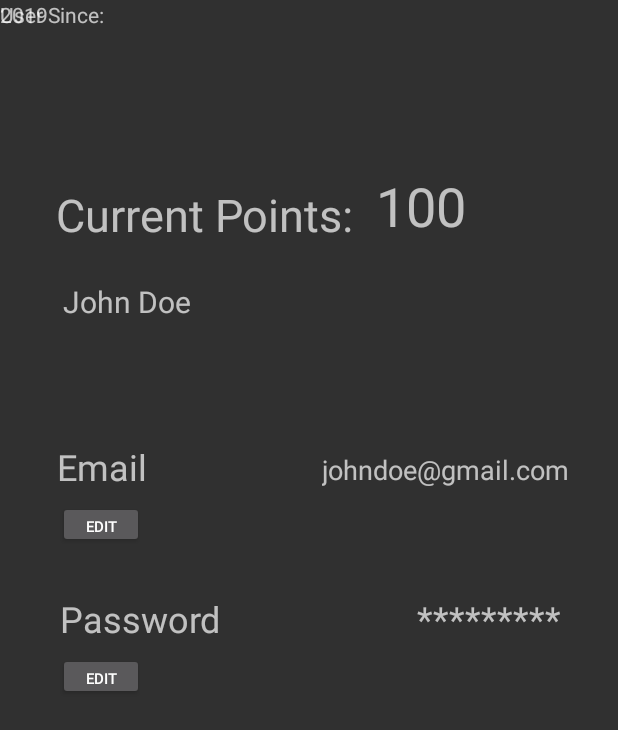
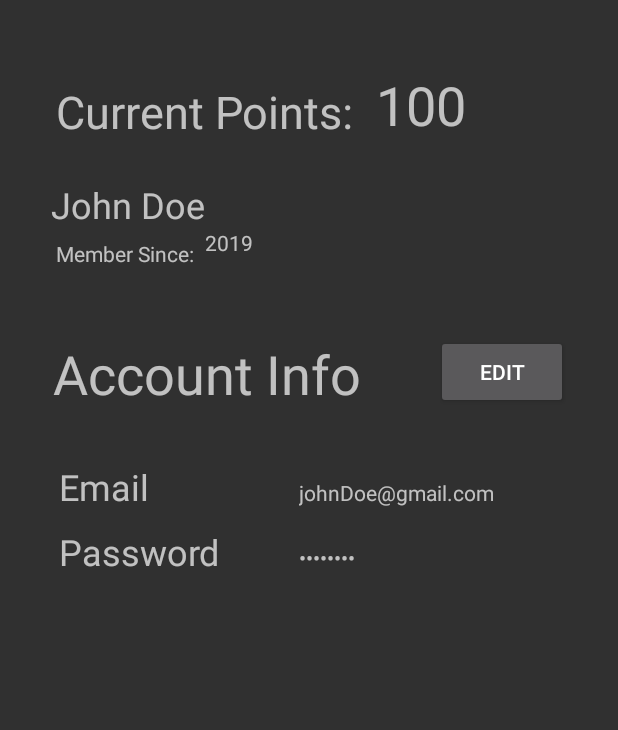
Before and after one commit to hastere/Nine_Men_Out, an Android app: the layout activity_user_profile.xml on its own in the app's theme, with its tools: preview values and no code run, on a phone screen of 412 x 824 dp. Shown: the top 730 px of the screen. Run offline under Robolectric (Android 15) with nearby library versions, the light colour scheme and no system bars.

Commit message:
edited profile page

```diff
--- a/app/src/main/java/com/example/ninemenout/MainActivity.java
+++ b/app/src/main/java/com/example/ninemenout/MainActivity.java
@@ -10,11 +10,11 @@ public class MainActivity extends AppCompatActivity {
     protected void onCreate(Bundle savedInstanceState) {
         super.onCreate(savedInstanceState);
         setContentView(R.layout.activity_main);
-        openUserProfile();
+        openHomePage();
     }
 
-    public void openUserProfile(){
-        Intent intent = new Intent(this, UserProfileActivity.class);
+    public void openHomePage(){
+        Intent intent = new Intent(this, HomePageActivity.class);
         startActivity(intent);
     }
 }
--- a/app/src/main/res/layout/activity_user_profile.xml
+++ b/app/src/main/res/layout/activity_user_profile.xml
@@ -24,7 +24,7 @@
         app:layout_constraintHorizontal_bias="0.15"
         app:layout_constraintStart_toStartOf="parent"
         app:layout_constraintTop_toTopOf="parent"
-        app:layout_constraintVertical_bias="0.14999998" />
+        app:layout_constraintVertical_bias="0.060000002" />
 
     <TextView
         android:id="@+id/accountBalance"
@@ -43,151 +43,160 @@
         app:layout_constraintHorizontal_bias="0.07"
         app:layout_constraintStart_toEndOf="@+id/asd"
         app:layout_constraintTop_toTopOf="parent"
-        app:layout_constraintVertical_bias="0.13999999" />
+        app:layout_constraintVertical_bias="0.050000012" />
 
     <TextView
-        android:id="@+id/UserName"
-        android:layout_width="wrap_content"
-        android:layout_height="24dp"
+        android:id="@+id/userSince"
+        android:layout_width="0dp"
+        android:layout_height="0dp"
+        android:layout_marginStart="42dp"
+        android:layout_marginLeft="42dp"
+        android:layout_marginEnd="299dp"
+        android:layout_marginRight="299dp"
+        android:layout_marginBottom="21dp"
+        android:text="User Since:"
+        app:layout_constraintBottom_toTopOf="@+id/tableLayout2"
+        app:layout_constraintEnd_toEndOf="parent"
+        app:layout_constraintStart_toStartOf="parent" />
+
+    <TableLayout
+        android:id="@+id/tableLayout2"
+        android:layout_width="344dp"
+        android:layout_height="90dp"
         android:layout_marginStart="8dp"
         android:layout_marginLeft="8dp"
         android:layout_marginTop="8dp"
         android:layout_marginEnd="8dp"
         android:layout_marginRight="8dp"
         android:layout_marginBottom="8dp"
-        android:text="John Doe"
-        android:textSize="20sp"
+        android:stretchColumns="0,1,2"
         app:layout_constraintBottom_toBottomOf="parent"
         app:layout_constraintEnd_toEndOf="parent"
-        app:layout_constraintHorizontal_bias="0.11"
         app:layout_constraintStart_toStartOf="parent"
-        app:layout_constraintTop_toBottomOf="@+id/asd"
-        app:layout_constraintVertical_bias="0.01999998" />
+        app:layout_constraintTop_toTopOf="parent"
+        app:layout_constraintVertical_bias="0.41000003">
 
-    <TextView
-        android:id="@+id/textView7"
-        android:layout_width="wrap_content"
-        android:layout_height="wrap_content"
-        android:text="User Since:"
-        tools:layout_editor_absoluteX="42dp"
-        tools:layout_editor_absoluteY="194dp" />
-
-    <TextView
-        android:id="@+id/sinceDate"
-        android:layout_width="wrap_content"
-        android:layout_height="wrap_content"
-        android:text="2019"
-        tools:layout_editor_absoluteX="120dp"
-        tools:layout_editor_absoluteY="195dp" />
-
-    <TextView
-        android:id="@+id/userEmail"
-        android:layout_width="165dp"
-        android:layout_height="38dp"
-        android:layout_marginStart="8dp"
-        android:layout_marginLeft="8dp"
-        android:layout_marginTop="8dp"
-        android:layout_marginEnd="8dp"
-        android:layout_marginRight="8dp"
-        android:layout_marginBottom="8dp"
-        android:text="johndoe@gmail.com"
-        android:textSize="18sp"
-        app:layout_constraintBottom_toBottomOf="parent"
-        app:layout_constraintEnd_toEndOf="parent"
-        app:layout_constraintHorizontal_bias="0.82"
-        app:layout_constraintStart_toEndOf="@+id/email"
-        app:layout_constraintTop_toTopOf="parent"
-        app:layout_constraintVertical_bias="0.38" />
+        <TableRow
+            android:id="@+id/emailField"
+            android:layout_width="match_parent"
+            android:layout_height="match_parent">
 
             <TextView
                 android:id="@+id/email"
                 android:layout_width="wrap_content"
                 android:layout_height="wrap_content"
-        android:layout_marginStart="8dp"
-        android:layout_marginLeft="8dp"
-        android:layout_marginTop="8dp"
-        android:layout_marginEnd="8dp"
-        android:layout_marginRight="8dp"
-        android:layout_marginBottom="8dp"
+                android:padding="5dp"
                 android:text="Email"
-        android:textSize="24sp"
-        app:layout_constraintBottom_toBottomOf="parent"
-        app:layout_constraintEnd_toEndOf="parent"
-        app:layout_constraintHorizontal_bias="0.09"
-        app:layout_constraintStart_toStartOf="parent"
-        app:layout_constraintTop_toTopOf="parent"
-        app:layout_constraintVertical_bias="0.37" />
+                android:textSize="24sp" />
 
-    <Button
-        android:id="@+id/editEmail"
-        android:layout_width="57dp"
-        android:layout_height="31dp"
-        android:layout_marginStart="8dp"
-        android:layout_marginLeft="8dp"
-        android:layout_marginTop="8dp"
-        android:layout_marginEnd="8dp"
-        android:layout_marginRight="8dp"
-        android:layout_marginBottom="8dp"
-        android:text="edit"
-        android:textSize="10sp"
-        app:layout_constraintBottom_toBottomOf="parent"
-        app:layout_constraintEnd_toEndOf="parent"
-        app:layout_constraintHorizontal_bias="0.09"
-        app:layout_constraintStart_toStartOf="parent"
-        app:layout_constraintTop_toTopOf="parent"
-        app:layout_constraintVertical_bias="0.42000002" />
+            <TextView
+                android:id="@+id/userEmail"
+                android:layout_width="wrap_content"
+                android:layout_height="wrap_content"
+                android:padding="5dp"
+                android:text="johnDoe@gmail.com" />
+        </TableRow>
 
-    <Button
-        android:id="@+id/editPassword"
-        android:layout_width="57dp"
-        android:layout_height="31dp"
-        android:layout_marginStart="8dp"
-        android:layout_marginLeft="8dp"
-        android:layout_marginTop="8dp"
-        android:layout_marginEnd="8dp"
-        android:layout_marginRight="8dp"
-        android:layout_marginBottom="8dp"
-        android:text="edit"
-        android:textSize="10sp"
-        app:layout_constraintBottom_toBottomOf="parent"
-        app:layout_constraintEnd_toEndOf="parent"
-        app:layout_constraintHorizontal_bias="0.09"
-        app:layout_constraintStart_toStartOf="parent"
-        app:layout_constraintTop_toTopOf="parent"
-        app:layout_constraintVertical_bias="0.55" />
+        <TableRow
+            android:id="@+id/passwordField"
+            android:layout_width="match_parent"
+            android:layout_height="match_parent">
 
             <TextView
                 android:id="@+id/password"
                 android:layout_width="wrap_content"
                 android:layout_height="wrap_content"
-        android:layout_marginStart="8dp"
-        android:layout_marginLeft="8dp"
-        android:layout_marginEnd="8dp"
-        android:layout_marginRight="8dp"
+                android:padding="5dp"
                 android:text="Password"
-        android:textSize="24sp"
-        app:layout_constraintBottom_toBottomOf="parent"
-        app:layout_constraintEnd_toEndOf="parent"
-        app:layout_constraintHorizontal_bias="0.11"
-        app:layout_constraintStart_toStartOf="parent"
-        app:layout_constraintTop_toTopOf="parent" />
+                android:textSize="24sp" />
 
             <TextView
-        android:id="@+id/textView13"
+                android:id="@+id/userPassword"
                 android:layout_width="wrap_content"
                 android:layout_height="wrap_content"
-        android:layout_marginStart="8dp"
-        android:layout_marginLeft="8dp"
-        android:layout_marginTop="8dp"
-        android:layout_marginEnd="8dp"
-        android:layout_marginRight="8dp"
-        android:layout_marginBottom="8dp"
-        android:text="*********"
+                android:padding="5dp"
+                android:password="true"
+                android:text="TextView" />
+        </TableRow>
+    </TableLayout>
+
+    <Button
+        android:id="@+id/button2"
+        android:layout_width="wrap_content"
+        android:layout_height="49dp"
+        android:layout_marginStart="290dp"
+        android:layout_marginLeft="290dp"
+        android:layout_marginTop="90dp"
+        android:layout_marginEnd="33dp"
+        android:layout_marginRight="33dp"
+        android:text="Edit"
+        app:layout_constraintBottom_toTopOf="@+id/tableLayout2"
+        app:layout_constraintEnd_toEndOf="parent"
+        app:layout_constraintStart_toStartOf="parent"
+        app:layout_constraintTop_toBottomOf="@+id/accountBalance" />
+
+    <TextView
+        android:id="@+id/accountInfo"
+        android:layout_width="wrap_content"
+        android:layout_height="wrap_content"
+        android:layout_marginStart="34dp"
+        android:layout_marginLeft="34dp"
+        android:layout_marginTop="97dp"
+        android:layout_marginEnd="49dp"
+        android:layout_marginRight="49dp"
+        android:text="Account Info"
+        android:textSize="36sp"
+        app:layout_constraintBottom_toTopOf="@+id/tableLayout2"
+        app:layout_constraintEnd_toStartOf="@+id/button2"
+        app:layout_constraintStart_toStartOf="parent"
+        app:layout_constraintTop_toBottomOf="@+id/asd" />
+
+    <TextView
+        android:id="@+id/userName"
+        android:layout_width="wrap_content"
+        android:layout_height="wrap_content"
+        android:layout_marginStart="34dp"
+        android:layout_marginLeft="34dp"
+        android:layout_marginTop="7dp"
+        android:layout_marginEnd="276dp"
+        android:layout_marginRight="276dp"
+        android:layout_marginBottom="58dp"
+        android:text="John Doe"
         android:textSize="24sp"
-        app:layout_constraintBottom_toBottomOf="parent"
+        app:layout_constraintBottom_toTopOf="@+id/accountInfo"
         app:layout_constraintEnd_toEndOf="parent"
-        app:layout_constraintHorizontal_bias="0.9"
         app:layout_constraintStart_toStartOf="parent"
-        app:layout_constraintTop_toTopOf="parent" />
+        app:layout_constraintTop_toBottomOf="@+id/asd" />
+
+    <TextView
+        android:id="@+id/memberSince"
+        android:layout_width="wrap_content"
+        android:layout_height="19dp"
+        android:layout_marginStart="37dp"
+        android:layout_marginLeft="37dp"
+        android:layout_marginEnd="283dp"
+        android:layout_marginRight="283dp"
+        android:layout_marginBottom="39dp"
+        android:text="Member Since:"
+        app:layout_constraintBottom_toTopOf="@+id/accountInfo"
+        app:layout_constraintEnd_toEndOf="parent"
+        app:layout_constraintStart_toStartOf="parent"
+        app:layout_constraintTop_toBottomOf="@+id/userName" />
+
+    <TextView
+        android:id="@+id/accountCreationYear"
+        android:layout_width="wrap_content"
+        android:layout_height="wrap_content"
+        android:layout_marginStart="7dp"
+        android:layout_marginLeft="7dp"
+        android:layout_marginTop="39dp"
+        android:layout_marginEnd="244dp"
+        android:layout_marginRight="244dp"
+        android:layout_marginBottom="39dp"
+        android:text="2019"
+        app:layout_constraintBottom_toTopOf="@+id/accountInfo"
+        app:layout_constraintEnd_toEndOf="parent"
+        app:layout_constraintStart_toEndOf="@+id/memberSince"
+        app:layout_constraintTop_toBottomOf="@+id/asd" />
 
 </android.support.constraint.ConstraintLayout>
```
Lines whose indentation alone changed are shown as unchanged.
